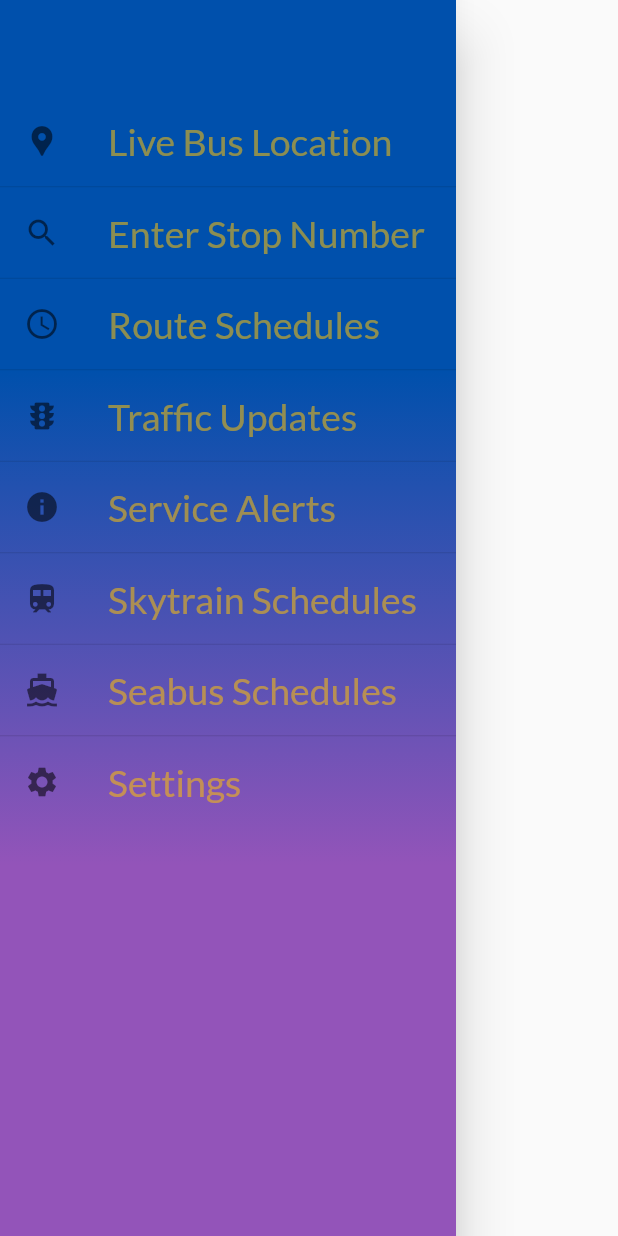
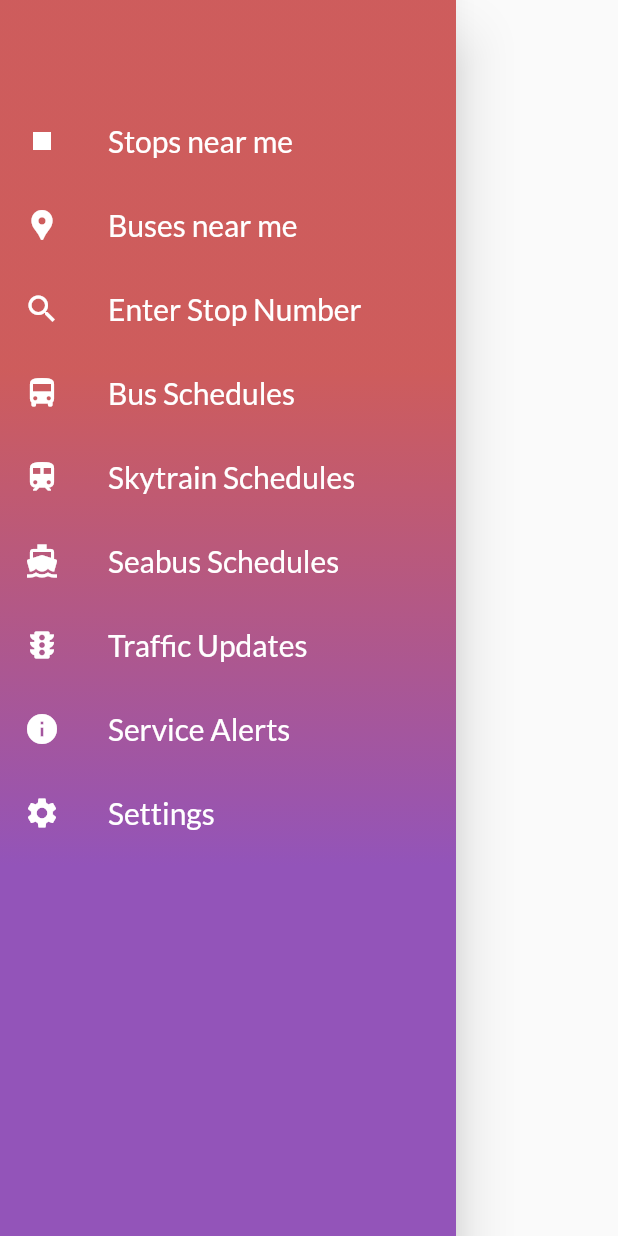
Before and after one commit to manish2/TransitEasy.App.Mobile, a Flutter app: the NavBar widget shown alone on an empty page, opened directly, on a phone screen of 412 x 824 dp. Run offline on Flutter 3.47's test engine with Material 2 defaults, Android fonts, the phone set to English and light mode, and no system bars; our stand-ins replace google_fonts, google_maps_flutter.

```diff
--- a/TransitEasy/lib/constants.dart
+++ b/TransitEasy/lib/constants.dart
@@ -1,7 +1,7 @@
 import 'package:flutter/material.dart';
 import 'package:google_fonts/google_fonts.dart';
 
-Color gradientStartColor = Color(0xFF0050AC);
+Color gradientStartColor = Color.fromRGBO(201, 75, 75, 0.9);
 Color gradientEndColor = Color(0xFF9354B9);
 TextStyle appFont =
-    GoogleFonts.lato(textStyle: TextStyle(fontSize: 25), color: Colors.amber);
+    GoogleFonts.lato(textStyle: TextStyle(fontSize: 20), color: Colors.white);
--- a/TransitEasy/lib/screens/navigation/nav_bar.dart
+++ b/TransitEasy/lib/screens/navigation/nav_bar.dart
@@ -1,5 +1,7 @@
 import 'package:TransitEasy/constants.dart';
 import 'package:TransitEasy/screens/navigation/nav_bar_item.dart';
+import 'package:TransitEasy/screens/settings.dart';
+import 'package:TransitEasy/screens/stops_location.dart';
 import 'package:flutter/material.dart';
 
 class NavBar extends StatelessWidget {
@@ -21,7 +23,20 @@ class NavBar extends StatelessWidget {
             padding: EdgeInsets.only(top: getTopPadding(context)),
             child: ListView(padding: EdgeInsets.zero, children: <Widget>[
               NavbarItem(
-                title: 'Live Bus Location',
+                title: 'Stops near me',
+                icon: Icons.stop_sharp,
+                showDivider: true,
+                onTapListener: () {
+                  Navigator.of(context).pop();
+                  Navigator.push(
+                      context,
+                      new MaterialPageRoute(
+                          builder: (BuildContext context) =>
+                              new StopsLocationScreen()));
+                },
+              ),
+              NavbarItem(
+                title: 'Buses near me',
                 icon: Icons.location_pin,
                 showDivider: true,
               ),
@@ -31,8 +46,18 @@ class NavBar extends StatelessWidget {
                 showDivider: true,
               ),
               NavbarItem(
-                title: 'Route Schedules',
-                icon: Icons.schedule,
+                title: 'Bus Schedules',
+                icon: Icons.directions_bus,
+                showDivider: true,
+              ),
+              NavbarItem(
+                title: 'Skytrain Schedules',
+                icon: Icons.train,
+                showDivider: true,
+              ),
+              NavbarItem(
+                title: 'Seabus Schedules',
+                icon: Icons.directions_ferry,
                 showDivider: true,
               ),
               NavbarItem(
@@ -46,19 +71,17 @@ class NavBar extends StatelessWidget {
                 showDivider: true,
               ),
               NavbarItem(
-                title: 'Skytrain Schedules',
-                icon: Icons.train,
-                showDivider: true,
-              ),
-              NavbarItem(
-                title: 'Seabus Schedules',
-                icon: Icons.directions_ferry,
-                showDivider: true,
-              ),
-              NavbarItem(
                 title: 'Settings',
                 icon: Icons.settings,
                 showDivider: false,
+                onTapListener: () {
+                  Navigator.of(context).pop();
+                  Navigator.push(
+                      context,
+                      new MaterialPageRoute(
+                          builder: (BuildContext context) =>
+                              new SettingsScreen()));
+                },
               ),
             ])));
   }
--- a/TransitEasy/lib/screens/navigation/nav_bar_item.dart
+++ b/TransitEasy/lib/screens/navigation/nav_bar_item.dart
@@ -6,27 +6,27 @@ class NavbarItem extends StatelessWidget {
   final String title;
   final IconData icon;
   final bool showDivider;
-  const NavbarItem({Key key, this.icon, this.title, this.showDivider})
+  final Function onTapListener;
+  const NavbarItem(
+      {Key key, this.icon, this.title, this.showDivider, this.onTapListener})
       : super(key: key);
 
   List<Widget> buildChildren() {
     List<Widget> builder = [
-      new Opacity(
-        opacity: 0.55,
-        child: ListTile(
-            tileColor: Colors.white,
-            leading:
-                SizedBox(height: 30, child: Icon(icon, color: Colors.black)),
-            title: Text(
-              title,
-              style: appFont,
-            )),
-      )
+      new ListTile(
+          onTap: onTapListener,
+          visualDensity: VisualDensity(horizontal: 0, vertical: 0),
+          //tileColor: Colors.white,
+          leading: SizedBox(height: 30, child: Icon(icon, color: Colors.white)),
+          title: Text(
+            title,
+            style: appFont,
+          )),
     ];
-    if (showDivider)
-      builder.add(new Divider(
-        height: 5,
-      ));
+    //if (showDivider)
+    //  builder.add(new Divider(
+    //     height: 5,
+    //  ));
     return builder;
   }
 
```
Also changed, not shown: TransitEasy/lib/common/widgets/floating_menu.dart (added, +24 -0 lines), TransitEasy/lib/screens/settings.dart (+11 -2 lines), TransitEasy/lib/screens/stops_location.dart (+2 -12 lines), 1 other file.
